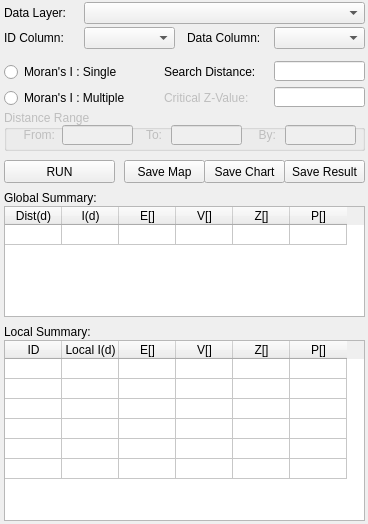
The window that gui/ui_form_morans_i.ui (Gaia3D/GeepsSpatialStatistic) describes before a commit, drawn with Qt 5.
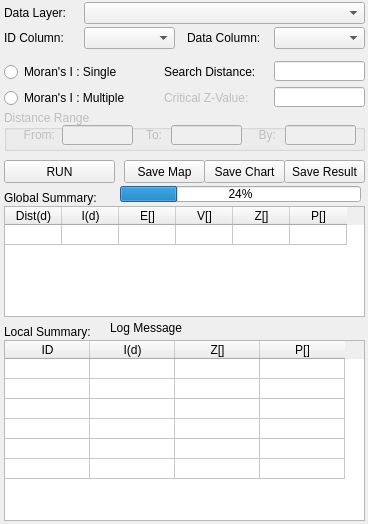
The same window after the commit.

Commit message: Moran's I single almost complet

What changed in the file:
```diff
--- a/gui/ui_form_morans_i.ui
+++ b/gui/ui_form_morans_i.ui
@@ -399,13 +399,16 @@
     <number>6</number>
    </property>
    <property name="columnCount">
-    <number>6</number>
+    <number>4</number>
    </property>
    <attribute name="horizontalHeaderVisible">
     <bool>true</bool>
    </attribute>
    <attribute name="horizontalHeaderDefaultSectionSize">
-    <number>57</number>
+    <number>85</number>
+   </attribute>
+   <attribute name="horizontalHeaderMinimumSectionSize">
+    <number>20</number>
    </attribute>
    <attribute name="verticalHeaderVisible">
     <bool>false</bool>
@@ -426,17 +429,7 @@
    </column>
    <column>
     <property name="text">
-     <string>Local I(d)</string>
-    </property>
-   </column>
-   <column>
-    <property name="text">
-     <string>E[]</string>
-    </property>
-   </column>
-   <column>
-    <property name="text">
-     <string>V[]</string>
+     <string>I(d)</string>
     </property>
    </column>
    <column>
@@ -473,6 +466,32 @@
     <string>ID Column:</string>
    </property>
   </widget>
+  <widget class="QProgressBar" name="progressBar">
+   <property name="geometry">
+    <rect>
+     <x>120</x>
+     <y>186</y>
+     <width>241</width>
+     <height>16</height>
+    </rect>
+   </property>
+   <property name="value">
+    <number>24</number>
+   </property>
+  </widget>
+  <widget class="QLabel" name="lbl_log">
+   <property name="geometry">
+    <rect>
+     <x>110</x>
+     <y>320</y>
+     <width>251</width>
+     <height>16</height>
+    </rect>
+   </property>
+   <property name="text">
+    <string>Log Message</string>
+   </property>
+  </widget>
  </widget>
  <resources/>
  <connections/>
```
The commit also changes 5 other files.
